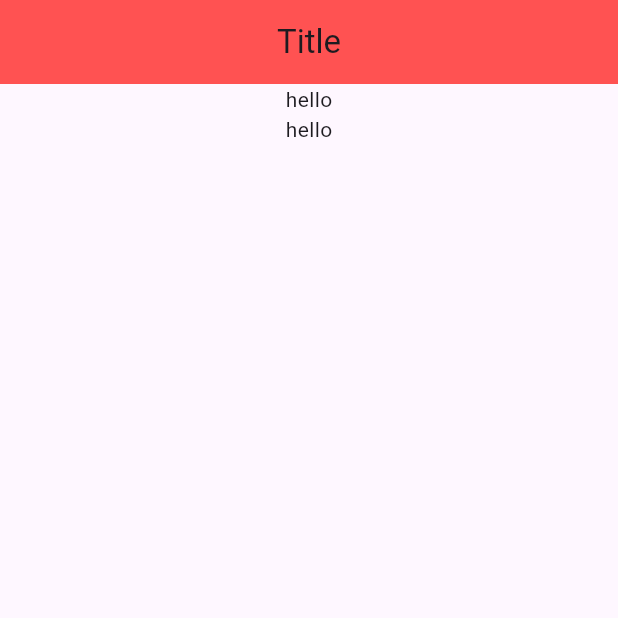
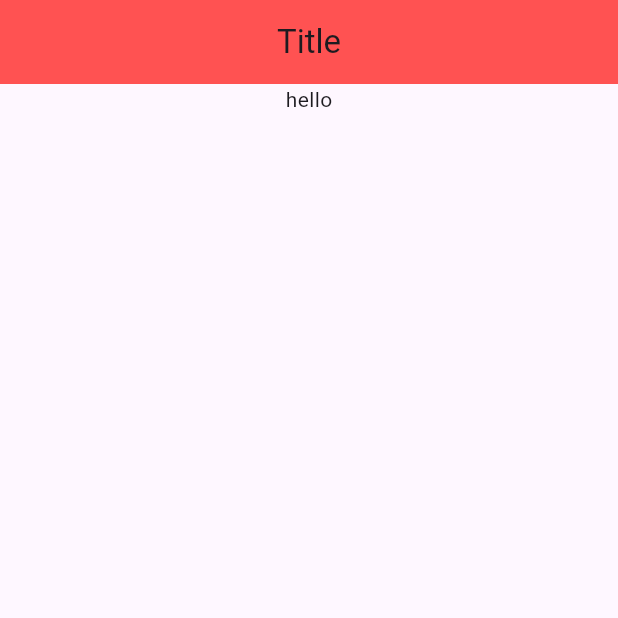
Before and after one commit to dw0124/Flutter_Start, a Flutter app: the MyHomePage screen opened directly, on a phone screen of 412 x 824 dp, the top half of it. Run offline on Flutter 3.47's test engine with Material 3 defaults, Android fonts, the phone set to English and light mode, and no system bars; our stand-ins replace fluttertoast.

Commit message:
확인 20:44

```diff
--- a/lib/main.dart
+++ b/lib/main.dart
@@ -52,7 +52,6 @@ class MyHomePage extends StatelessWidget {
               //mainAxisAlignment: MainAxisAlignment.center,
               children: [
                 Text("hello"),
-                Text("hello"),
               ],
             ),
       ),
```
